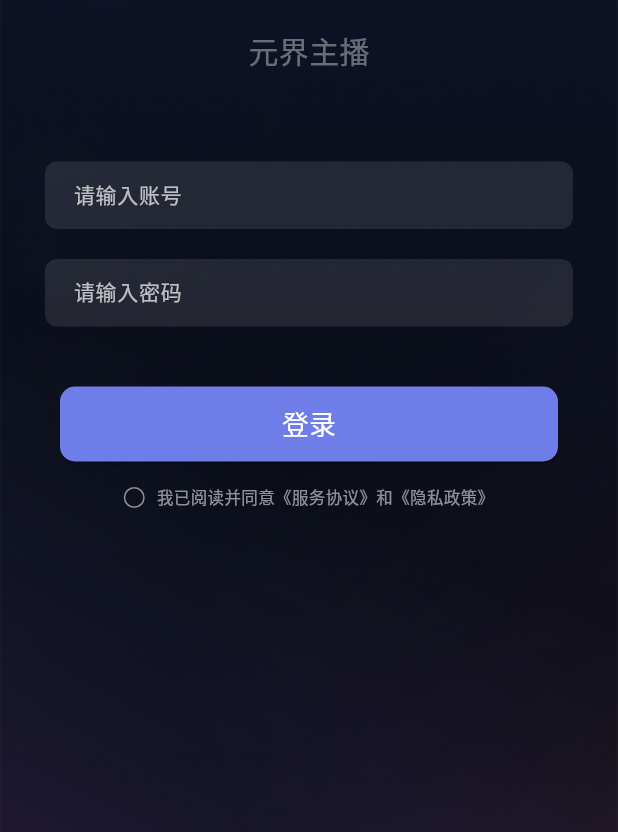
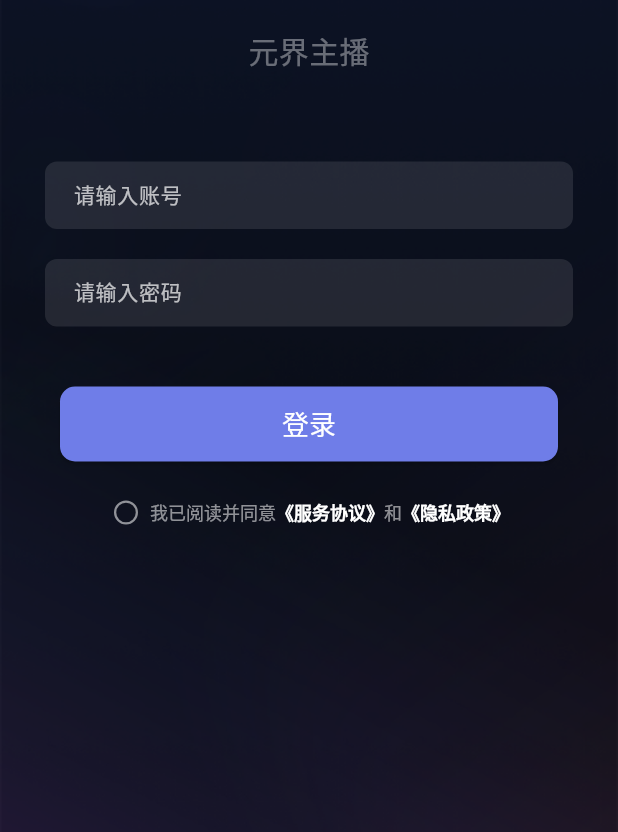
Before and after one commit to sanmu520314/yuanjielive, a Flutter app: the screen it shows after launch, on a phone screen of 412 x 824 dp, the part 404-1236 px from its top. Run offline on Flutter 3.47's test engine with Material 3 defaults, Android fonts, the phone set to English and light mode, and no system bars; our stand-ins replace dio, get, permission_handler, wakelock_plus; missing offline and left inert: flutter_livepush_plugin; Roboto replaces fonts that are missing (yahei).

Commit message:
commit ios cert

```diff
--- a/lib/page/live/live_controller.dart
+++ b/lib/page/live/live_controller.dart
@@ -1,5 +1,6 @@
 import 'dart:async';
 
+import 'package:flutter/gestures.dart';
 import 'package:flutter/material.dart';
 import 'package:flutter_livepush_plugin/base/live_base.dart';
 import 'package:flutter_livepush_plugin/base/live_base_def.dart';
@@ -28,8 +29,7 @@ class LiveController extends GetxController {
 
   var isPushing = false.obs; //是否推流直播中
 
-  var  hsitorytList  = <LiveItem>[].obs;
-
+  var hsitorytList = <LiveItem>[].obs;
 
   var livePushURL = "".obs;
   var livePushId = 0.obs;
@@ -41,7 +41,6 @@ class LiveController extends GetxController {
   late AlivcLivePushConfig pusherConfig;
 
   late RequestRepository request;
-
 
   // 1. 计时相关变量
   Timer? _timer;
@@ -72,7 +71,6 @@ class LiveController extends GetxController {
     _timer = null;
   }
 
-
   void onPreviewCreated(dynamic viewId) async {
     print("Camera preview created for ViewID: $viewId");
 
@@ -90,9 +88,63 @@ class LiveController extends GetxController {
     }
   }
 
+  // 定义识别器
+  final serviceRecognizer = TapGestureRecognizer();
+  final privacyRecognizer = TapGestureRecognizer();
+
+  final String serviceInfo = '''
+  用户协议
+1.接受条款
+欢迎您使用我们的服务。本协议是您与我们之间关于使用我们服务的法律协议。通过访问或使用我们的服务，您确认您已阅读、理解并同意受本协议的约束。
+2.服务描述
+我们提供的服务允许用户进行各种操作，包括但不限于查看内容、上传内容、与其他用户互动等。
+3.用户账户
+为了使用我们的某些服务，您可能需要创建一个账户。您负责维护您的账户信息的保密性，并对发生在您账户下的所有活动负全部责任。
+4. 用户行为
+您同意不会使用我们的服务进行任何违法或未经授权的活动，包括但不限于侵犯他人知识产权、散布垃圾信息或恶意软件等。
+5.内容所有权
+您保留您创建并上传到我们服务的内容的所有权利。但是，通过上传内容，您授予我们非独占的、全球性的、免版税的许可，允许我们使用复制、修改、发布、展示该内容。
+6.服务变更
+我们保留随时修改或终止服务的权利，无论是否通知您。我们对您或任何第三方不承担任何责任。
+7. 免责声明
+我们的服务按"现状"和"可用"的基础提供，没有任何形式的保证，无论是明示的还是暗示的。
+8.责任限制
+在任何情况下，我们对因使用或无法使用我们的服务而导致的任何损失或损害不承担责任。
+9.适用法律
+本协议受中华人民共和国法律管辖，并按其解释。
+10.协议变更
+我们可能会不时地更新本协议。继续使用我们的服务表示您接受任何修改后的条款。
+  ''';
+
+  final String privacyInfo = '''
+  隐私政策
+1.信息收集
+我们可能收集您提供给我们的个人信息，如姓名、电子邮件地址、电话号码等。我们也可能自动收集某些信息，如设备信息、IP地址、浏览器类型等。
+2.信息使用
+我们使用收集的信息来提供、维护和改进我们的服务，开发新的服务，以及保护我们和用户的安全。
+3.信息共享
+我们不会出售您的个人信息。我们可能在以下情况下共享您的信息:经您同意;与我们的服务提供商共享:遵守法律要求:保护我们的权利和财产。
+4.信息安全
+我们采取合理的措施来保护您的个人信息不被未经授权的访问、使用或披露。
+5.您的权利
+您有权访问、更正、删除您的个人信息，以及限制或反对某些处理活动。
+6.儿童隐私
+我们的服务不面向13岁以下的儿童。如果我们得知我们收集了13岁以下儿童的个人信息，我们将采取措施删除这些信息。
+7.第三方链接
+我们的服务可能包含指向第三方网站或服务的链接，这些网站或服务有自己的隐私政策。我们对这些第三方的做法不负责任。
+8.政策变更
+我们可能会不时地更新本隐私政策。我们会通过在我们的网站上发布新的隐私政策来通知您任何变更。
+9.联系我们
+如果您对本隐私政策有任何问题，请联系我们。
+    ''';
+
   @override
   void onInit() {
     super.onInit();
+    // 初始化点击事件
+    serviceRecognizer.onTap = () => _showProtocolDetail("服务协议",serviceInfo);
+    privacyRecognizer.onTap =
+        () => _showProtocolDetail("隐私政策", privacyInfo);
 
     request = Get.find<RequestRepository>();
 
@@ -113,6 +165,50 @@ class LiveController extends GetxController {
     initPush();
   }
 
+// 在 TapGestureRecognizer 中调用此方法
+  void _showProtocolDetail(String title, String content) {
+    Get.bottomSheet(
+      Container(
+        height: Get.height * 0.8, // 占屏幕 80% 高度
+        padding: const EdgeInsets.all(20),
+        decoration: const BoxDecoration(
+          color: Color(0xFF1A1A2E), // 保持和登录页一致的背景色
+          borderRadius: BorderRadius.vertical(top: Radius.circular(20)),
+        ),
+        child: Column(
+          children: [
+            // 顶部标题和关闭按钮
+            Row(
+              mainAxisAlignment: MainAxisAlignment.spaceBetween,
+              children: [
+                Text(title,
+                    style: const TextStyle(
+                        color: Colors.white,
+                        fontSize: 18,
+                        fontWeight: FontWeight.bold)),
+                IconButton(
+                  icon: const Icon(Icons.close, color: Colors.white),
+                  onPressed: () => Get.back(),
+                ),
+              ],
+            ),
+            const Divider(color: Colors.white24),
+            // 内容区域（可滚动）
+            Expanded(
+              child: SingleChildScrollView(
+                child: Text(
+                  content,
+                  style: const TextStyle(
+                      color: Colors.white70, fontSize: 14, height: 1.6),
+                ),
+              ),
+            ),
+          ],
+        ),
+      ),
+      isScrollControlled: true, // 允许全屏高度
+    );
+  }
 
   void _resetInputs() {
     accountController.clear();
@@ -170,7 +266,7 @@ class LiveController extends GetxController {
             for (var item in dataList) {
               if (item.status != 2) {
                 // 假设 updateBroadcas 需要传入 id 或者 item 对象
-                updateBroadcast(item.id!,2);
+                updateBroadcast(item.id!, 2);
               }
             }
           } else {
@@ -179,6 +275,7 @@ class LiveController extends GetxController {
         },
         fail: (code, msg) {});
   }
+
   void GenerateLivePushURL(String deviceCode) {
     print("GenerateLivePushURL--------anchorId----------${anchorId.value}");
     print("GenerateLivePushURL--------deviceCode----------$deviceCode");
@@ -190,7 +287,9 @@ class LiveController extends GetxController {
         success: (response) {
           if (response.status == 0) {
             // livePushURL.value = response.data?.pushUrl ?? "";
-            if (response.data != null && response.data!.pushUrl != null && response.data!.pushUrl!.isNotEmpty) {
+            if (response.data != null &&
+                response.data!.pushUrl != null &&
+                response.data!.pushUrl!.isNotEmpty) {
               livePushURL.value = response.data!.pushUrl!;
               livePushId.value = response.data!.id!;
               currentState.value = 3;
@@ -198,17 +297,15 @@ class LiveController extends GetxController {
               Get.snackbar("提示", "直播历史获取失败");
             }
           } else {
-            Get.snackbar("提示",response.msg?? "发生错误");
+            Get.snackbar("提示", response.msg ?? "发生错误");
           }
         },
         fail: (code, msg) {
-          Get.snackbar("提示",msg);
+          Get.snackbar("提示", msg);
         });
-
   }
 
-
-  void updateBroadcast(int castId,int  status) {
+  void updateBroadcast(int castId, int status) {
     print("updateBroadcas--------castId----------$castId");
     print("updateBroadcas--------status----------$status");
     request.updatebroadcast(
@@ -218,10 +315,7 @@ class LiveController extends GetxController {
         },
         success: (response) {
           if (response.status == 0) {
-
-          } else {
-
-          }
+          } else {}
         },
         fail: (code, msg) {});
   }
@@ -387,10 +481,10 @@ class LiveController extends GetxController {
     });
   }
 
-
   void reverseCamera() {
     livePusher.switchCamera();
   }
+
   void stopPushing() {
     // 1. 停止推流
     livePusher.stopPush();
@@ -405,22 +499,24 @@ class LiveController extends GetxController {
     // livePusher.destroy();
   }
 
-
-
   void startPush() {
     isPushing.value = true;
     print("startPush--------livePushURL----------${livePushURL.value}");
     print("startPush-------- livePushId----------${livePushId.value}");
 
-    livePusher.startPushWithURL( livePushURL.value);
+    livePusher.startPushWithURL(livePushURL.value);
     updateBroadcast(livePushId.value, 1);
 
     _startTimer();
   }
 
-  void startLive() {
+  void startLive() async {
+    // 先检查权限，通过了再继续逻辑
+    bool hasPermission = await requestLivePermissions();
+    if (!hasPermission) return;
     currentState.value = 2;
   }
+
 // 请求权限的方法
   Future<bool> requestLivePermissions() async {
     // 1. 待申请的权限列表
@@ -447,11 +543,9 @@ class LiveController extends GetxController {
       return false;
     }
   }
+
   //进入直播
-  void goLive() async{
-    // 先检查权限，通过了再继续逻辑
-    bool hasPermission = await requestLivePermissions();
-    if (!hasPermission) return;
+  void goLive() {
     String deviceCode = deviceCodeController.text.trim();
     GenerateLivePushURL(deviceCode);
   }
@@ -473,6 +567,9 @@ class LiveController extends GetxController {
     passwordController.dispose();
     deviceCodeController.dispose();
     _stopTimer();
+    // 关键：页面销毁时释放资源
+    serviceRecognizer.dispose();
+    privacyRecognizer.dispose();
     super.onClose();
   }
 }
--- a/lib/page/live/live_page.dart
+++ b/lib/page/live/live_page.dart
@@ -1,17 +1,42 @@
 import 'dart:io';
 
+import 'package:flutter/gestures.dart';
 import 'package:flutter/material.dart';
 import 'package:flutter_livepush_plugin/pusher/live_pusher_preview.dart';
 import 'package:get/get.dart';
+import 'package:wakelock_plus/wakelock_plus.dart';
 import 'package:yuanjielive/model/live_history_model.dart';
 import 'package:yuanjielive/widget/dashed_line_painter.dart';
 
 import 'live_controller.dart';
 
-class LivePage extends StatelessWidget {
+class LivePage extends StatefulWidget {
+
+  LivePage({super.key});
+
+  @override
+  State<LivePage> createState() => _LivePageState();
+}
+
+class _LivePageState extends State<LivePage> {
   final LiveController controller = Get.put(LiveController());
 
-   LivePage({super.key});
+  bool _keepScreenOn = true;
+  @override
+  void initState() {
+    super.initState();
+    // 进入页面时启用屏幕常亮
+    if (_keepScreenOn) {
+      WakelockPlus.enable();
+    }
+  }
+
+  @override
+  void dispose() {
+    // 离开页面时禁用屏幕常亮
+    WakelockPlus.disable();
+    super.dispose();
+  }
 
   @override
   Widget build(BuildContext context) {
@@ -23,8 +48,9 @@ class LivePage extends StatelessWidget {
             return _buildLoginView();
           case 1:
             return _buildHistoryView();
+            // case 2:
+            return _buildPrepareView(context);
           case 2:
-            return _buildPrepareView();
           case 3:
             return _buildStreamingView(context);
           case 4:
@@ -159,7 +185,17 @@ class LivePage extends StatelessWidget {
   }
 
   // --- 3. 准备/直播中页面 (背景图) ---
-  Widget _buildPrepareView() {
+  Widget _buildPrepareView(BuildContext context) {
+    // // 1. 计算布局参数
+    // var width = MediaQuery
+    //     .of(context)
+    //     .size
+    //     .width;
+    // var height = MediaQuery
+    //     .of(context)
+    //     .size
+    //     .height;
+
     return Stack(
       children: [
         _buildImageBackground(),
@@ -170,7 +206,8 @@ class LivePage extends StatelessWidget {
               children: [
                 GestureDetector(
                     onTap: () => controller.currentState.value = 1,
-                    child: const Icon(Icons.arrow_back_ios, color: Colors.white)),
+                    child: const Icon(
+                        Icons.arrow_back_ios, color: Colors.white)),
                 const SizedBox(width: 0),
                 Image.asset(
                   "assets/images/logo.png",
@@ -244,7 +281,8 @@ class LivePage extends StatelessWidget {
               children: [
                 GestureDetector(
                     onTap: () => controller.currentState.value = 1,
-                    child: const Icon(Icons.arrow_back_ios, color: Colors.white)),
+                    child: const Icon(
+                        Icons.arrow_back_ios, color: Colors.white)),
                 const SizedBox(width: 0),
                 Image.asset(
                   "assets/images/logo.png",
@@ -260,11 +298,13 @@ class LivePage extends StatelessWidget {
                   bool isPushing = controller.isPushing.value;
                   return Visibility(
                     visible: isPushing, // 这里控制显示隐藏
-                    child: Text("已开播: "+controller.liveDuration.value,
+                    child: Text("已开播: " + controller.liveDuration.value,
                         style: const TextStyle(
                             color: Colors.white,
                             fontSize: 12,
-                        shadows: [Shadow(blurRadius: 2, color: Colors.black)])),
+                            shadows: [
+                              Shadow(blurRadius: 2, color: Colors.black)
+                            ])),
                   );
                 }),
                 const SizedBox(width: 5),
@@ -274,7 +314,8 @@ class LivePage extends StatelessWidget {
                   style: ElevatedButton.styleFrom(
                     minimumSize: const Size(0, 0),
                     tapTargetSize: MaterialTapTargetSize.shrinkWrap,
-                    padding: const EdgeInsets.symmetric(horizontal: 10, vertical: 6),
+                    padding: const EdgeInsets.symmetric(
+                        horizontal: 10, vertical: 6),
                     backgroundColor: Colors.black26,
 
                     // 兼容旧版本背景
@@ -285,56 +326,51 @@ class LivePage extends StatelessWidget {
                         side: const BorderSide(color: Colors.white24)),
                     elevation: 0,
                   ),
-                  child: const Text("结束直播", style: TextStyle(fontSize: 10.6)),
+                  child: const Text(
+                      "结束直播", style: TextStyle(fontSize: 10.6)),
                 )
               ],
             )),
-        // --- 顶层：UI 控制层 ---
-        // Positioned(
-        //   top: 60,
-        //   left: 20,
-        //   right: 20,
-        //   child: Row(
-        //     mainAxisAlignment: MainAxisAlignment.spaceBetween,
-        //     children: [
-        //       // 左侧：主播头像与 ID
-        //       Container(
-        //         padding: EdgeInsets.symmetric(horizontal: 10, vertical: 5),
-        //         decoration: BoxDecoration(
-        //           color: Colors.black45,
-        //           borderRadius: BorderRadius.circular(20),
-        //         ),
-        //         child: Row(
-        //           children: [
-        //             CircleAvatar(
-        //                 radius: 12,
-        //                 backgroundColor: Colors.indigoAccent,
-        //                 child:
-        //                 Icon(Icons.person, size: 16, color: Colors.white)),
-        //             SizedBox(width: 8),
-        //             GestureDetector(
-        //                 onTap: () => controller.startPush(),
-        //                 child: Text("元界主播",
-        //                     style:
-        //                     TextStyle(color: Colors.white, fontSize: 14))),
-        //           ],
-        //         ),
-        //       ),
-        //
-        //
-        //     ],
-        //   ),
-        // ),
+
+
+        Obx(() {
+          bool isPrepaing = controller.currentState.value == 2;
+          return Positioned(
+            bottom: 220,
+            left: 10,
+            right: 10,
+            child: Visibility(
+              visible: isPrepaing, // 这里控制显示隐藏
+              child: _buildTextField("请输入设备码", isTranslucent: true,
+                  textController: controller.deviceCodeController),
+            ),
+          );
+        }),
+
+
+       Obx(() {
+         bool isPrepaing = controller.currentState.value == 2;
+          return  Positioned(
+          bottom: 140,
+          left: 30,
+          right: 30,
+          child: Visibility(
+            visible: isPrepaing, // 这里控制显示隐藏
+            child: _buildStartLiveButton(
+                "进入直播", () => controller.goLive()),
+          ));
+        }),
 
         Obx(() {
           bool isPushing = controller.isPushing.value;
+          bool isPrepaing = controller.currentState.value == 2;
           // Positioned 必须是 Stack 的直接子插件（或被 Obx 包裹的第一个插件）
           return Positioned(
             bottom: 100,
             left: 0,
             right: 0,
             child: Visibility(
-              visible: !isPushing, // 这里控制显示隐藏
+              visible: !isPushing && !isPrepaing, // 这里控制显示隐藏
               child: Center(
                 child: GestureDetector(
                   onTap: () => controller.reverseCamera(),
@@ -355,12 +391,13 @@ class LivePage extends StatelessWidget {
 
         Obx(() {
           bool isPushing = controller.isPushing.value;
+          bool isPrepaing = controller.currentState.value == 2;
           return Positioned(
               bottom: 40,
               left: 30,
               right: 30,
               child: Visibility(
-                visible: !isPushing, // 这里控制显示隐藏
+                visible: !isPushing && !isPrepaing, // 这里控制显示隐藏
                 child: _buildStartLiveButton(
                     "开始直播", () => controller.startPush()),
               ));
@@ -378,7 +415,8 @@ class LivePage extends StatelessWidget {
         children: [
           _buildLogo(),
           const SizedBox(height: 40),
-          const Text("直播结束", style: TextStyle(color: Colors.white, fontSize: 24)),
+          const Text(
+              "直播结束", style: TextStyle(color: Colors.white, fontSize: 24)),
           const SizedBox(height: 4),
           Text("时长: ${controller.liveDuration.value}",
               style: const TextStyle(color: Colors.white38)),
@@ -390,7 +428,6 @@ class LivePage extends StatelessWidget {
   }
 
   // --- 公用组件方法 ---
-
   BoxDecoration _backgroundDecoration() {
     return const BoxDecoration(
         image: DecorationImage(
@@ -433,7 +470,8 @@ class LivePage extends StatelessWidget {
             filled: true,
             // isDense: true,
             // 调整内边距，数值越小，输入框越矮
-            contentPadding: const EdgeInsets.symmetric(vertical: 10, horizontal: 15),
+            contentPadding: const EdgeInsets.symmetric(
+                vertical: 10, horizontal: 15),
             fillColor: isTranslucent ? Colors.black45 : Colors.white10,
             border: OutlineInputBorder(
                 borderRadius: BorderRadius.circular(8),
@@ -490,46 +528,56 @@ class LivePage extends StatelessWidget {
     return Row(
       mainAxisAlignment: MainAxisAlignment.center,
       children: [
-        Obx(() =>
+        // 1. 扩大复选框点击区域
         GestureDetector(
-              onTap: () =>
-              controller.isAgreed.value = !controller.isAgreed.value,
-              child: Container(
-                width: 14,
-                height: 14,
+          onTap: () => controller.isAgreed.value = !controller.isAgreed.value,
+          behavior: HitTestBehavior.opaque,
+          child: Padding(
+            padding: const EdgeInsets.symmetric(vertical: 10, horizontal: 4),
+            child: Obx(() => Container(
+              width: 16,
+              height: 16,
               decoration: BoxDecoration(
                 shape: BoxShape.circle,
                 border: Border.all(
-                    // 选中时边框也是白色，未选中时灰色
-                    color: controller.isAgreed.value
-                        ? Colors.white
-                        : Colors.white54,
-                    width: 1.0,
+                  color: controller.isAgreed.value ? Colors.white : Colors.white54,
+                  width: 1.5,
                 ),
-                  // 关键点：选中时底色设为白色
-                  color: controller.isAgreed.value
-                      ? Colors.white
-                      : Colors.transparent,
+                color: controller.isAgreed.value ? Colors.white : Colors.transparent,
               ),
               child: controller.isAgreed.value
-                    ? const Icon(
-                  Icons.check,
-                  size: 12,
-                  // 关键点：图标颜色设置为透明，或者设置为你背景图片的深蓝色
-                  // 如果你想看穿背景，这里设置为透明即可（Icon 默认不支持挖空，所以通常设为深色背景色）
-                  color: Color(0xFF1A1A2E),
-                )
+                  ? const Icon(Icons.check, size: 12, color: Color(0xFF1A1A2E))
                   : null,
+            )),
           ),
-            )),
-        const SizedBox(width: 8),
-        const Text(
-          "我已阅读并同意《服务协议》和《隐私政策》",
-          style: TextStyle(color: Colors.white54, fontSize: 11),
+        ),
+        const SizedBox(width: 4),
+        // 2. 使用 RichText 实现部分文字高亮和点击
+        RichText(
+          text: TextSpan(
+            style: const TextStyle(color: Colors.white54, fontSize: 12),
+            children: [
+              const TextSpan(text: "我已阅读并同意"),
+              TextSpan(
+                text: "《服务协议》",
+                style: const TextStyle(color: Colors.white, fontWeight: FontWeight.bold),
+                  recognizer: controller.serviceRecognizer,
+              ),
+              const TextSpan(text: "和"),
+              TextSpan(
+                text: "《隐私政策》",
+                style: const TextStyle(color: Colors.white, fontWeight: FontWeight.bold),
+                  recognizer: controller.privacyRecognizer,
+              ),
+            ],
+          ),
         ),
       ],
     );
   }
+
+
+
 
   Widget _buildHistoryItem(LiveItem liveItem, int index, int totalCount) {
     return Container(
--- a/pubspec.yaml
+++ b/pubspec.yaml
@@ -40,6 +40,7 @@ dependencies:
   dio: ^5.9.0
   intl: ^0.20.2
   permission_handler: ^12.0.1
+  wakelock_plus: ^1.4.0
 
 
 dev_dependencies:
```
Also changed, not shown: pubspec.lock, 2 other files. Lines whose indentation alone changed are shown as unchanged.
